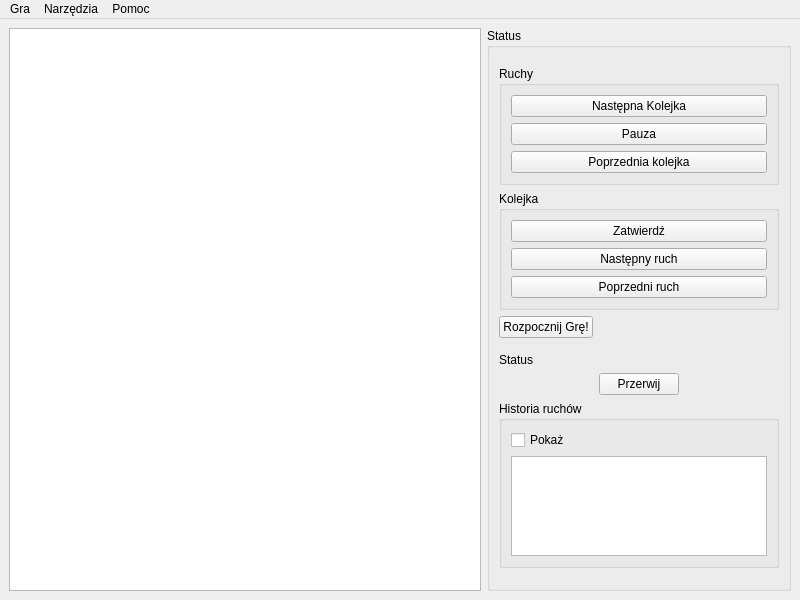
This is src/MainWindow.ui in Tommalla/Diaballik as Qt 5 draws it before an edit. The edited form follows.
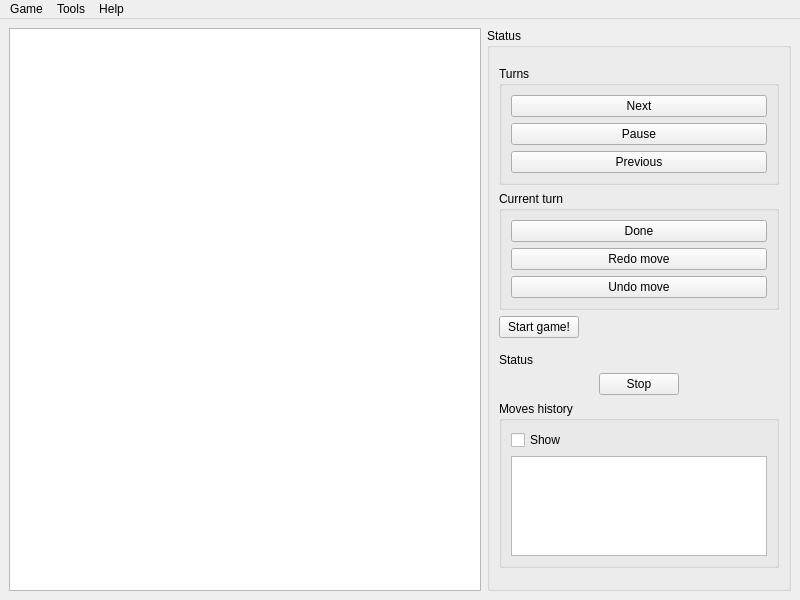
This is the edited form.

Commit message: Translated GUI to English.

```diff
--- a/src/MainWindow.ui
+++ b/src/MainWindow.ui
@@ -52,27 +52,27 @@
               </sizepolicy>
              </property>
              <property name="title">
-              <string>Ruchy</string>
+              <string>Turns</string>
              </property>
              <layout class="QVBoxLayout" name="verticalLayout_4">
               <item>
                <widget class="QPushButton" name="pushButton_4">
                 <property name="text">
-                 <string>Następna Kolejka</string>
+                 <string>Next</string>
                 </property>
                </widget>
               </item>
               <item>
                <widget class="QPushButton" name="pushButton_3">
                 <property name="text">
-                 <string>Pauza</string>
+                 <string>Pause</string>
                 </property>
                </widget>
               </item>
               <item>
                <widget class="QPushButton" name="pushButton_2">
                 <property name="text">
-                 <string>Poprzednia kolejka</string>
+                 <string>Previous</string>
                 </property>
                </widget>
               </item>
@@ -88,27 +88,27 @@
               </sizepolicy>
              </property>
              <property name="title">
-              <string>Kolejka</string>
+              <string>Current turn</string>
              </property>
              <layout class="QVBoxLayout" name="verticalLayout_6">
               <item>
                <widget class="QPushButton" name="pushButton_6">
                 <property name="text">
-                 <string>Zatwierdź</string>
+                 <string>Done</string>
                 </property>
                </widget>
               </item>
               <item>
                <widget class="QPushButton" name="pushButton_7">
                 <property name="text">
-                 <string>Następny ruch</string>
+                 <string>Redo move</string>
                 </property>
                </widget>
               </item>
               <item>
                <widget class="QPushButton" name="pushButton_5">
                 <property name="text">
-                 <string>Poprzedni ruch</string>
+                 <string>Undo move</string>
                 </property>
                </widget>
               </item>
@@ -127,7 +127,7 @@
               <enum>Qt::LeftToRight</enum>
              </property>
              <property name="text">
-              <string>Rozpocznij Grę!</string>
+              <string>Start game!</string>
              </property>
             </widget>
            </item>
@@ -165,7 +165,7 @@
                 </sizepolicy>
                </property>
                <property name="text">
-                <string>Przerwij</string>
+                <string>Stop</string>
                </property>
               </widget>
              </item>
@@ -180,13 +180,13 @@
               </sizepolicy>
              </property>
              <property name="title">
-              <string>Historia ruchów</string>
+              <string>Moves history</string>
              </property>
              <layout class="QVBoxLayout" name="verticalLayout_2">
               <item>
                <widget class="QCheckBox" name="checkBox">
                 <property name="text">
-                 <string>Pokaż</string>
+                 <string>Show</string>
                 </property>
                </widget>
               </item>
@@ -227,33 +227,33 @@
      <height>20</height>
     </rect>
    </property>
-   <widget class="QMenu" name="menuGra">
+   <widget class="QMenu" name="menuGame">
     <property name="title">
-     <string>Gra</string>
+     <string>Game</string>
     </property>
     <addaction name="actionNowa"/>
     <addaction name="actionZapisz"/>
     <addaction name="actionWczytaj"/>
     <addaction name="actionZakoncz"/>
    </widget>
-   <widget class="QMenu" name="menuNarz_dzia">
+   <widget class="QMenu" name="menuTools">
     <property name="title">
-     <string>Narzędzia</string>
+     <string>Tools</string>
     </property>
     <addaction name="actionEdytorPlanszy"/>
     <addaction name="actionUstawienia"/>
    </widget>
-   <widget class="QMenu" name="menuPomoc">
+   <widget class="QMenu" name="menuHelp">
     <property name="title">
-     <string>Pomoc</string>
+     <string>Help</string>
     </property>
     <addaction name="actionZasadyGry"/>
     <addaction name="actionKlawiszologia"/>
     <addaction name="actionAutor"/>
    </widget>
-   <addaction name="menuGra"/>
-   <addaction name="menuNarz_dzia"/>
-   <addaction name="menuPomoc"/>
+   <addaction name="menuGame"/>
+   <addaction name="menuTools"/>
+   <addaction name="menuHelp"/>
   </widget>
   <action name="actionNowa">
    <property name="text">
```
Left out of the diff: 76 changed lines with no effect on the pictures. The commit also changes 1 other file.
